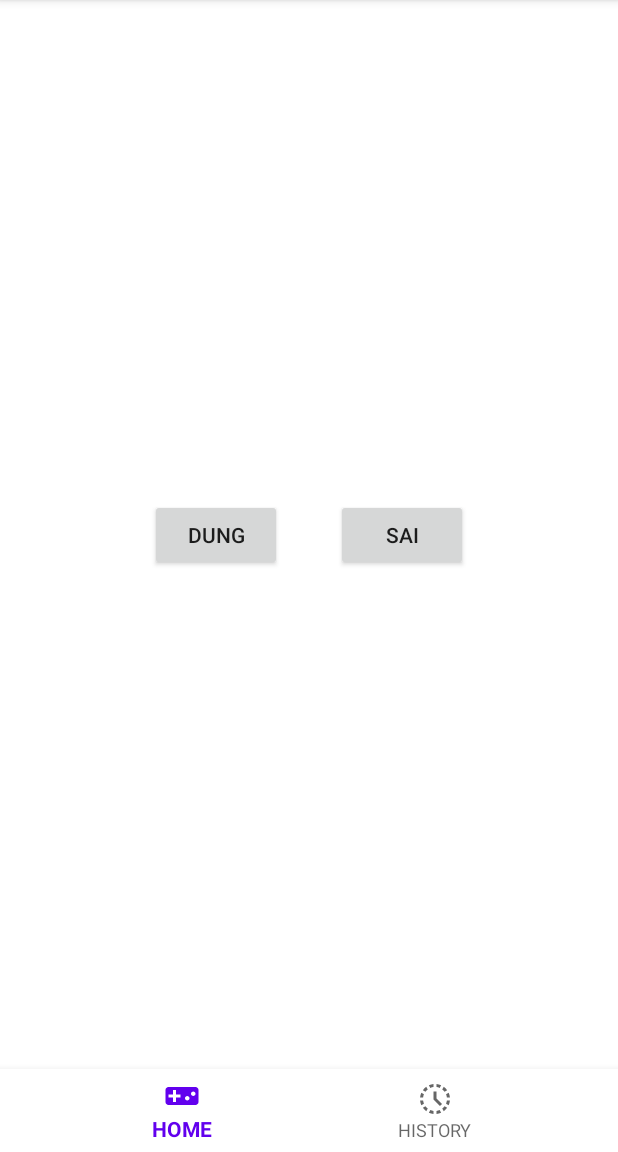
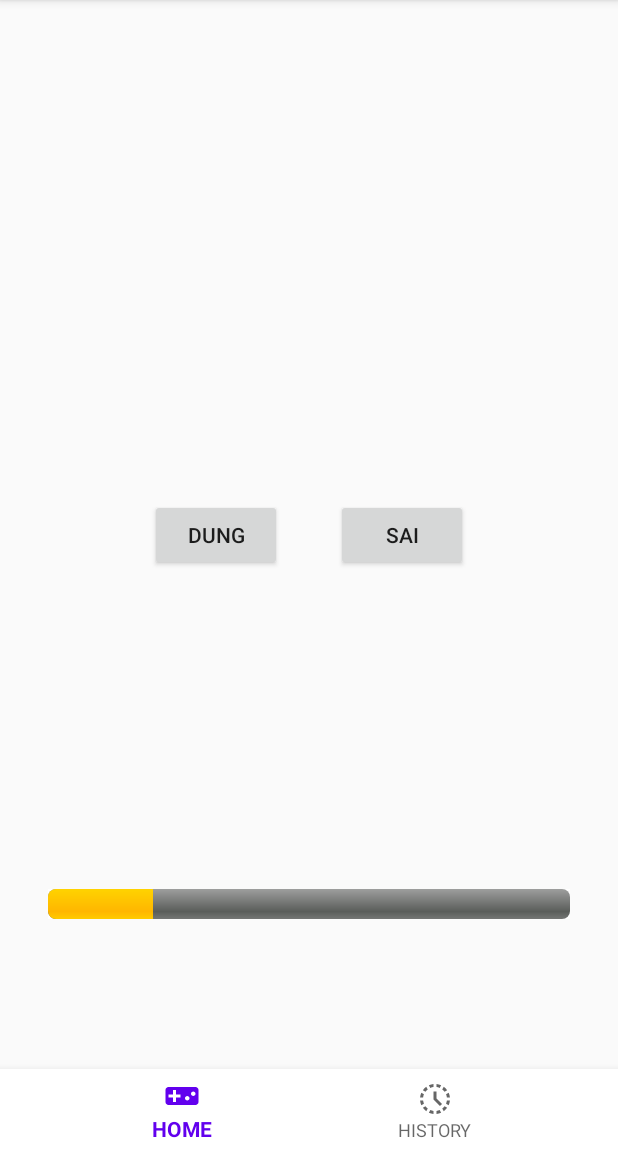
Before and after one commit to VanBap/Bap_Quizzzz, an Android app: the fragment QuestionFragment placed in its activity, on a phone screen of 412 x 824 dp, the part 84-1236 px from its top. Run offline under Robolectric (Android 15) with nearby library versions, the phone set to English and light mode, and no system bars; Roboto replaces fonts that are not available here; 1 statement that could not run was skipped.

Commit message:
Update 5/12 - add Progress bar

```diff
--- a/Bap_Quizzzz/app/src/main/java/com/example/bap_quizzzz/QuestionFragment.java
+++ b/Bap_Quizzzz/app/src/main/java/com/example/bap_quizzzz/QuestionFragment.java
@@ -34,6 +34,8 @@ public class QuestionFragment extends Fragment {
     List<Question> questionItems;
     int currentQuestionCount = 0;
 
+    //final int question_progress = (int) Math.ceil(100/questionItems.size());
+
     @Override
     public View onCreateView(LayoutInflater inflater, ViewGroup container,
                              Bundle savedInstanceState) {
@@ -68,9 +70,6 @@ public class QuestionFragment extends Fragment {
                     currentQuestionCount++;
                     DisplayQuestion(currentQuestionCount);
                 }else{
-                    //end game. show result
-                    Toast.makeText(getContext(), String.valueOf(HistoryFragment.getCorrectCount()), Toast.LENGTH_SHORT).show();
-
                     //go to result Fragment
                     ResultFragment resultFragment = new ResultFragment();
                     getActivity().getSupportFragmentManager().beginTransaction().replace(R.id.frame_layout, resultFragment).addToBackStack(null).commit();
@@ -91,8 +90,6 @@ public class QuestionFragment extends Fragment {
                     currentQuestionCount++;
                     DisplayQuestion(currentQuestionCount);
                 }else{
-                    //end game. show result
-                    Toast.makeText(getContext(), String.valueOf(HistoryFragment.getCorrectCount()), Toast.LENGTH_SHORT).show();
                     //go to result Fragment
                     ResultFragment resultFragment = new ResultFragment();
                     getActivity().getSupportFragmentManager().beginTransaction().replace(R.id.frame_layout, resultFragment).addToBackStack(null).commit();
@@ -154,8 +151,16 @@ public class QuestionFragment extends Fragment {
 
     }
 
+    //hien thi cau hoi
     private void DisplayQuestion(int number){
         binding.questionTextView.setText(questionItems.get(number).getQuestionText());
+        updateQuesQuantity();
+    }
+
+    //update cau hoi hien tai/tong so cau hoi
+    private void updateQuesQuantity(){
+        int progress = binding.quesProgess.getProgress();
+        binding.quesProgess.setProgress(progress + 20);
     }
 
 }
--- a/Bap_Quizzzz/app/src/main/res/layout/fragment_question.xml
+++ b/Bap_Quizzzz/app/src/main/res/layout/fragment_question.xml
@@ -5,7 +5,6 @@
     android:id="@+id/questionLayout"
     android:layout_width="match_parent"
     android:layout_height="match_parent"
-    android:background="@color/white"
     android:gravity="center"
     tools:context=".MainActivity">
 
@@ -45,5 +44,18 @@
         app:layout_constraintEnd_toEndOf="parent"
         app:layout_constraintTop_toTopOf="parent" />
 
+    <ProgressBar
+        android:id="@+id/ques_progess"
+        style="@android:style/Widget.ProgressBar.Horizontal"
+        android:layout_width="0dp"
+        android:layout_height="wrap_content"
+        android:layout_marginStart="32dp"
+        android:layout_marginEnd="32dp"
+        android:layout_marginBottom="100dp"
+        android:background="#FFFFFF"
+        app:layout_constraintBottom_toBottomOf="parent"
+        app:layout_constraintEnd_toEndOf="parent"
+        app:layout_constraintStart_toStartOf="parent" />
+
 
 </androidx.constraintlayout.widget.ConstraintLayout>
```
